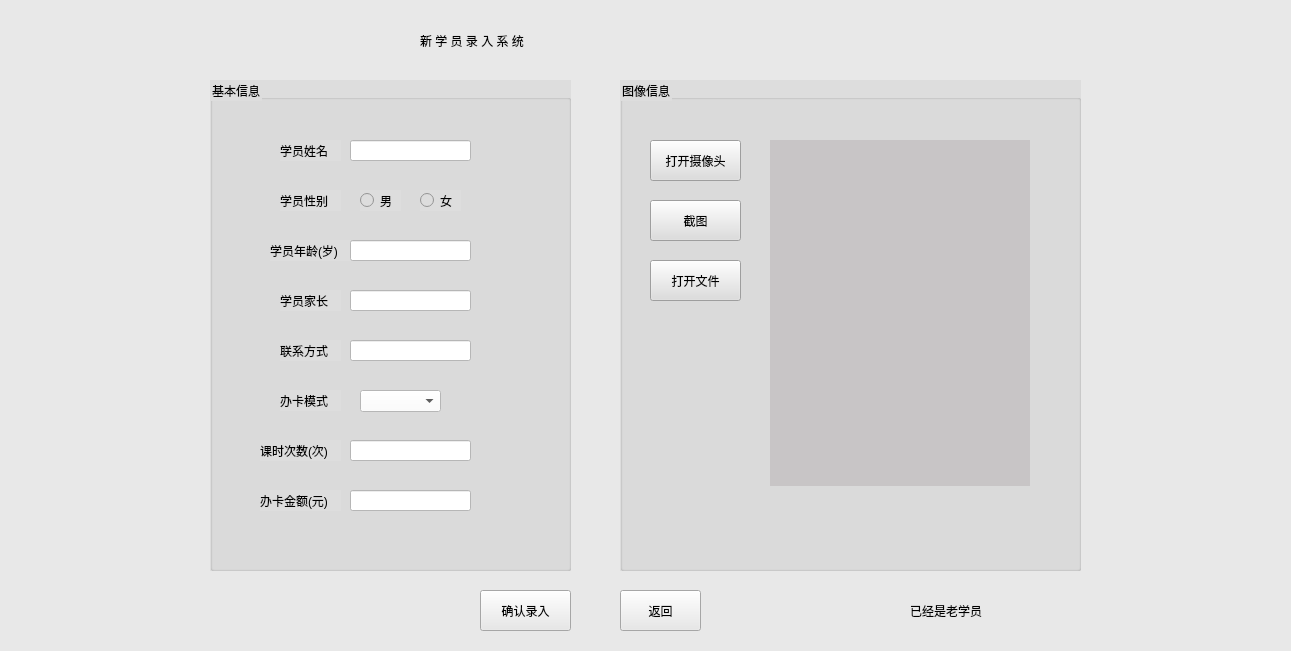
Before: the Qt Designer form newMember/NewMember.ui in Holy-Shine/Acrotest, drawn with Qt 5.
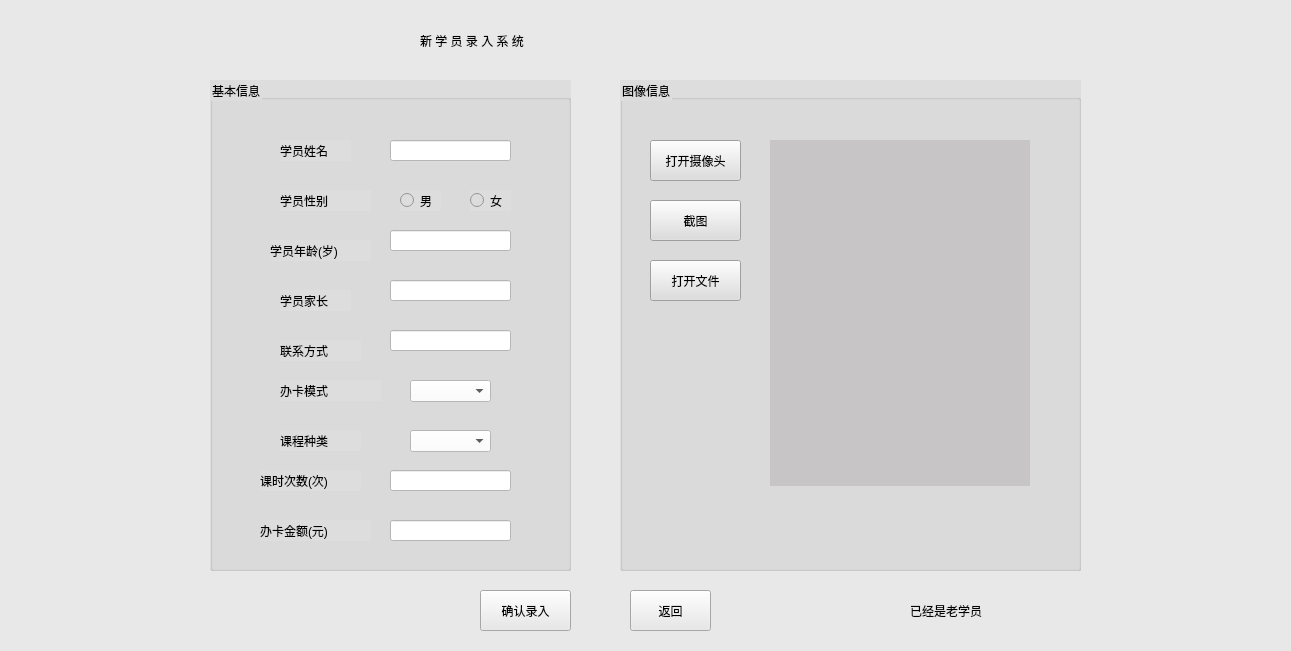
After: the same form once the commit is applied.

```diff
--- a/newMember/NewMember.ui
+++ b/newMember/NewMember.ui
@@ -217,7 +217,7 @@
      <rect>
       <x>70</x>
       <y>60</y>
-      <width>61</width>
+      <width>71</width>
       <height>21</height>
      </rect>
     </property>
@@ -231,7 +231,7 @@
    <widget class="QLineEdit" name="et_name">
     <property name="geometry">
      <rect>
-      <x>140</x>
+      <x>180</x>
       <y>60</y>
       <width>121</width>
       <height>21</height>
@@ -246,7 +246,7 @@
      <rect>
       <x>70</x>
       <y>110</y>
-      <width>61</width>
+      <width>91</width>
       <height>21</height>
      </rect>
     </property>
@@ -262,7 +262,7 @@
      <rect>
       <x>60</x>
       <y>160</y>
-      <width>81</width>
+      <width>101</width>
       <height>21</height>
      </rect>
     </property>
@@ -276,7 +276,7 @@
    <widget class="QRadioButton" name="rb_man">
     <property name="geometry">
      <rect>
-      <x>150</x>
+      <x>190</x>
       <y>110</y>
       <width>41</width>
       <height>21</height>
@@ -289,7 +289,7 @@
    <widget class="QRadioButton" name="rb_woman">
     <property name="geometry">
      <rect>
-      <x>210</x>
+      <x>260</x>
       <y>110</y>
       <width>41</width>
       <height>21</height>
@@ -302,8 +302,8 @@
    <widget class="QLineEdit" name="et_age">
     <property name="geometry">
      <rect>
-      <x>140</x>
-      <y>160</y>
+      <x>180</x>
+      <y>150</y>
       <width>121</width>
       <height>21</height>
      </rect>
@@ -317,7 +317,7 @@
      <rect>
       <x>70</x>
       <y>210</y>
-      <width>61</width>
+      <width>71</width>
       <height>21</height>
      </rect>
     </property>
@@ -331,8 +331,8 @@
    <widget class="QLineEdit" name="et_parent">
     <property name="geometry">
      <rect>
-      <x>140</x>
-      <y>210</y>
+      <x>180</x>
+      <y>200</y>
       <width>121</width>
       <height>21</height>
      </rect>
@@ -346,7 +346,7 @@
      <rect>
       <x>70</x>
       <y>260</y>
-      <width>61</width>
+      <width>81</width>
       <height>21</height>
      </rect>
     </property>
@@ -360,8 +360,8 @@
    <widget class="QLineEdit" name="et_phone">
     <property name="geometry">
      <rect>
-      <x>140</x>
-      <y>260</y>
+      <x>180</x>
+      <y>250</y>
       <width>121</width>
       <height>21</height>
      </rect>
@@ -374,8 +374,8 @@
     <property name="geometry">
      <rect>
       <x>70</x>
-      <y>310</y>
-      <width>61</width>
+      <y>300</y>
+      <width>101</width>
       <height>21</height>
      </rect>
     </property>
@@ -389,8 +389,8 @@
    <widget class="QComboBox" name="cb_card">
     <property name="geometry">
      <rect>
-      <x>150</x>
-      <y>310</y>
+      <x>200</x>
+      <y>300</y>
       <width>81</width>
       <height>22</height>
      </rect>
@@ -403,8 +403,8 @@
     <property name="geometry">
      <rect>
       <x>50</x>
-      <y>360</y>
-      <width>81</width>
+      <y>390</y>
+      <width>101</width>
       <height>21</height>
      </rect>
     </property>
@@ -418,8 +418,8 @@
    <widget class="QLineEdit" name="et_cichu">
     <property name="geometry">
      <rect>
-      <x>140</x>
-      <y>360</y>
+      <x>180</x>
+      <y>390</y>
       <width>121</width>
       <height>21</height>
      </rect>
@@ -432,8 +432,8 @@
     <property name="geometry">
      <rect>
       <x>50</x>
-      <y>410</y>
-      <width>81</width>
+      <y>440</y>
+      <width>111</width>
       <height>21</height>
      </rect>
     </property>
@@ -447,8 +447,8 @@
    <widget class="QLineEdit" name="et_money">
     <property name="geometry">
      <rect>
-      <x>140</x>
-      <y>410</y>
+      <x>180</x>
+      <y>440</y>
       <width>121</width>
       <height>21</height>
      </rect>
@@ -457,6 +457,35 @@
      <string notr="true">background-color: rgb(255, 255, 255);</string>
     </property>
    </widget>
+   <widget class="QLabel" name="lb_classitem">
+    <property name="geometry">
+     <rect>
+      <x>70</x>
+      <y>350</y>
+      <width>81</width>
+      <height>21</height>
+     </rect>
+    </property>
+    <property name="styleSheet">
+     <string notr="true">font: 10pt &quot;宋体&quot;;</string>
+    </property>
+    <property name="text">
+     <string>课程种类</string>
+    </property>
+   </widget>
+   <widget class="QComboBox" name="cb_classitem">
+    <property name="geometry">
+     <rect>
+      <x>200</x>
+      <y>350</y>
+      <width>81</width>
+      <height>22</height>
+     </rect>
+    </property>
+    <property name="styleSheet">
+     <string notr="true">background-color: rgb(255, 255, 255);</string>
+    </property>
+   </widget>
   </widget>
   <widget class="QPushButton" name="bt_confrim">
    <property name="geometry">
@@ -474,7 +503,7 @@
   <widget class="QPushButton" name="bt_back">
    <property name="geometry">
     <rect>
-     <x>620</x>
+     <x>630</x>
      <y>590</y>
      <width>81</width>
      <height>41</height>
```
